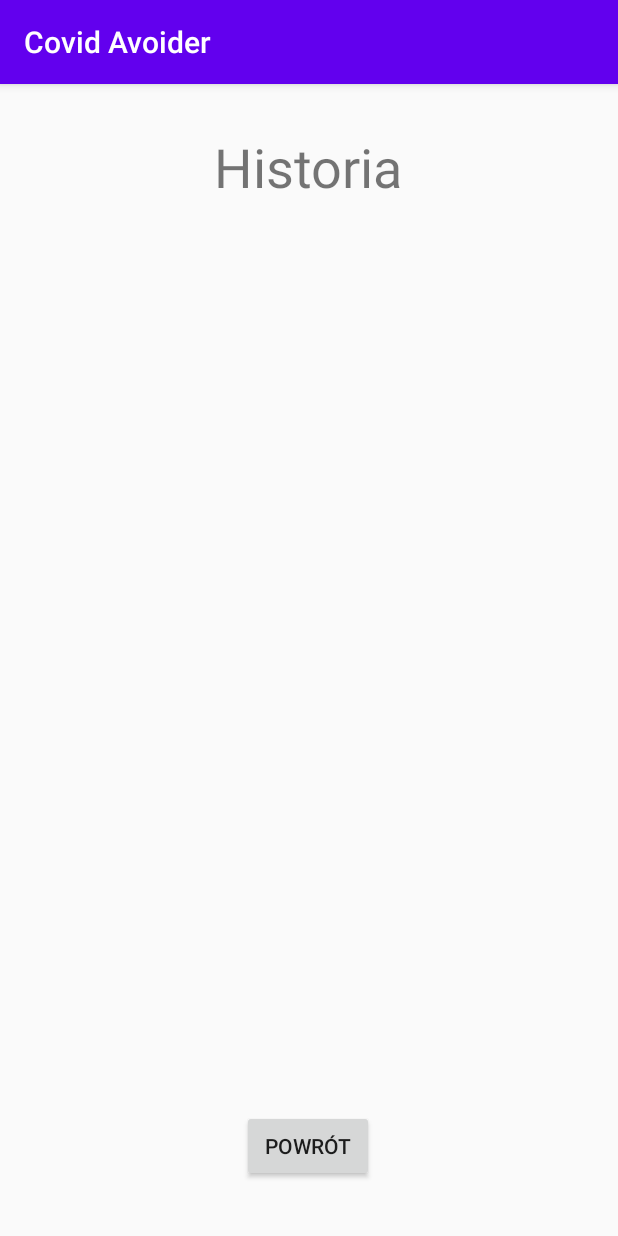
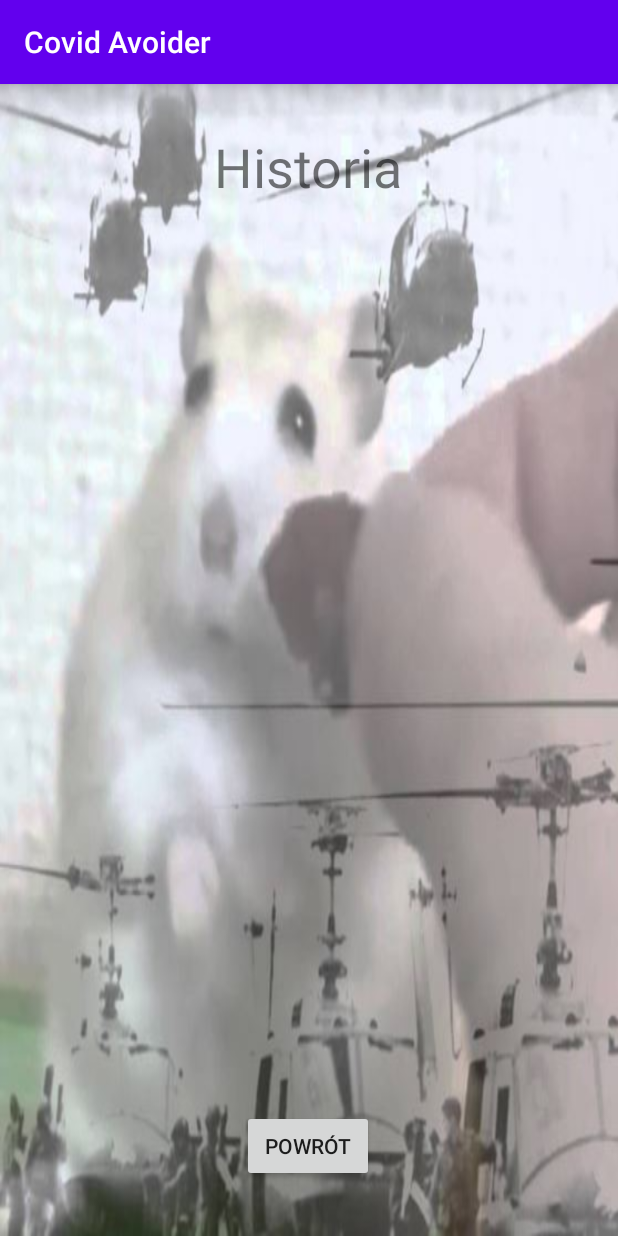
Before and after one commit to DMistera/Covid_Avoider, an Android app: the HistoryActivity screen opened directly, with no data from a screen before it, on a phone screen of 412 x 824 dp. Run offline under Robolectric (Android 15) with nearby library versions, the phone set to English and light mode, and no system bars.

Commit message:
hamsterflash

```diff
--- a/app/src/main/res/layout/activity_history.xml
+++ b/app/src/main/res/layout/activity_history.xml
@@ -4,6 +4,7 @@
     xmlns:tools="http://schemas.android.com/tools"
     android:layout_width="match_parent"
     android:layout_height="match_parent"
+    android:background="@drawable/hamsterflash"
     tools:context=".HistoryActivity">
 
     <Button
```
Also changed, not shown: app/src/main/res/drawable/hamsterflash.jpg (added).
